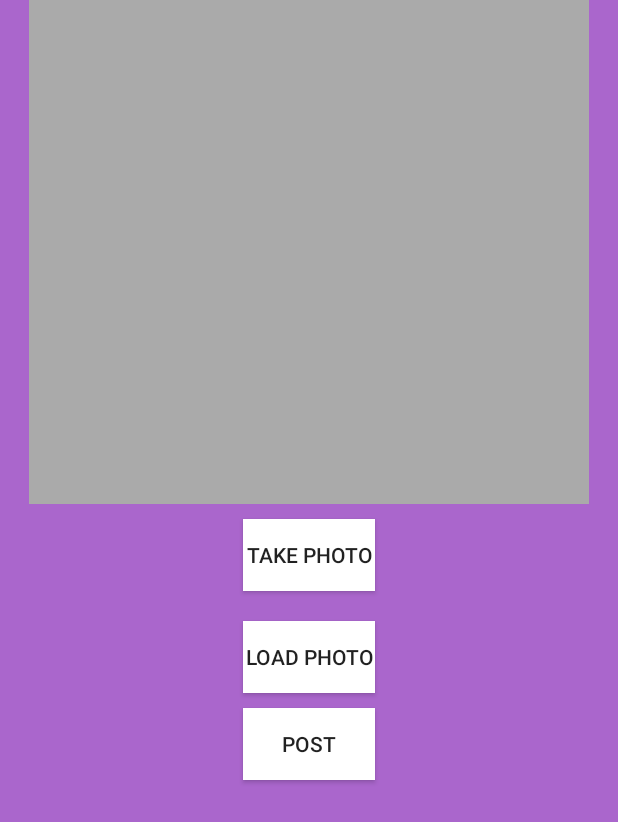
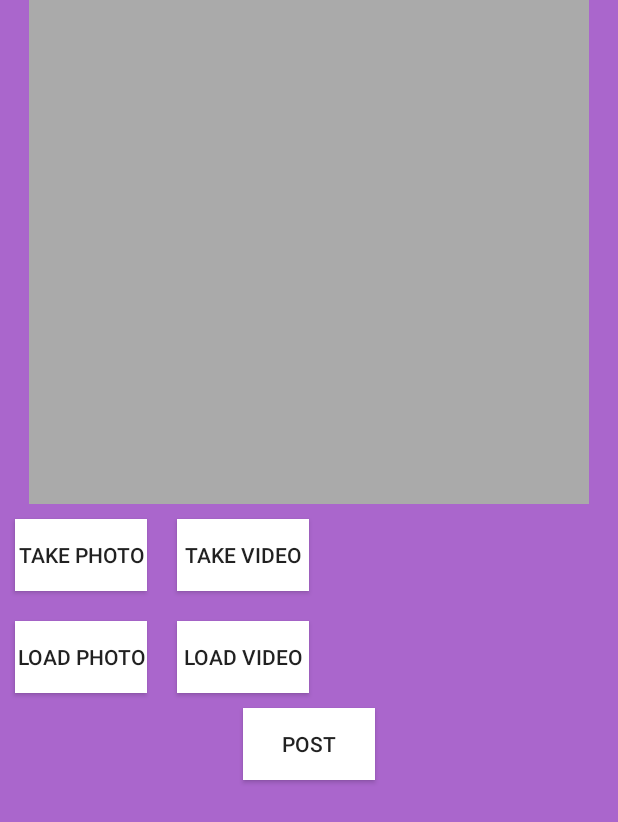
Before and after one commit to perryhealy/BaddieManager, an Android app: the layout photo_capture.xml on its own in the app's theme, with its tools: preview values and no code run, on a phone screen of 412 x 824 dp. Shown: the top 822 px of the screen. Run offline under Robolectric (Android 15) with nearby library versions, the phone set to English and light mode, and no system bars.

Commit message:
made buttons for videos
they dont do anything yet lol

```diff
--- a/app/src/main/java/com/example/baddiemanager/MainActivity.java
+++ b/app/src/main/java/com/example/baddiemanager/MainActivity.java
@@ -35,13 +35,20 @@ public class MainActivity extends AppCompatActivity {
         // 1: TAKE PHOTO
         // 2: INSTAGRAM
         // 3: FACEBOOK
+        // 4: VIDEO
 
+    // TODO figure out how to send videos to both platforms
     Bitmap bitty = null;
     byte[] byteArray = null;
     private static final int WRITE_CODE = 1600;
     boolean havePermission = false;
     Uri bittyToUri = null;
     Uri sticky = null;
+    public static int LOAD_PHOTO = 0;
+    public static int TAKE_PHOTO = 1;
+    public static int INSTAGRAM_STORY = 2;
+    public static int FACEBOOK_STORY = 3;
+    public static int VIDEO = 4;
 
     @Override
     protected void onCreate(Bundle savedInstanceState) {
@@ -97,7 +104,6 @@ public class MainActivity extends AppCompatActivity {
 
             // STEP TWO:  SEND ALL THE INFO VIA INTENTS
                 // INSTAGRAM
-
             Intent intent = new Intent("com.instagram.share.ADD_TO_STORY");
             intent.setDataAndType(bittyToUri, getContentResolver().getType(bittyToUri));
             intent.putExtra("interactive_asset_uri", sticky);
@@ -108,7 +114,7 @@ public class MainActivity extends AppCompatActivity {
             } catch (ActivityNotFoundException e) {
                 Toast.makeText(getApplicationContext(), "Please download Instagram!", Toast.LENGTH_SHORT).show();
             }
-            // JUMPS TO ONACTIVITYRESULT, THEN RUNS FBPOST
+            // JUMPS TO ONACTIVITYRESULT, THEN RUNS FBPOST FOR FACEBOOK
 
         }
 
@@ -139,10 +145,20 @@ public class MainActivity extends AppCompatActivity {
         startActivityForResult(x, 1);
     }
 
+    public void videoCamera(View v) {
+        Intent x = new Intent(MediaStore.ACTION_VIDEO_CAPTURE);
+        startActivityForResult(x, VIDEO);
+
+    }
+
     public void load(View v) {
         Intent photoPickerIntent = new Intent(Intent.ACTION_PICK);
         photoPickerIntent.setType("image/*");
         startActivityForResult(photoPickerIntent, 0);
+    }
+
+    public void loadVideo(View v) {
+        // TODO make this shit do something
     }
 
     protected void onActivityResult(int rc, int resc, Intent data) {
@@ -180,6 +196,8 @@ public class MainActivity extends AppCompatActivity {
 
         } else if (rc == 2){
             fbPost();
+        } else if (rc == 4) {
+            // TODO video saving stuff
         }
     }
 
--- a/app/src/main/res/layout/photo_capture.xml
+++ b/app/src/main/res/layout/photo_capture.xml
@@ -15,6 +15,11 @@
         android:layout_gravity="center"
         android:background="@android:color/darker_gray" />
 
+    <LinearLayout
+        android:layout_width="wrap_content"
+        android:layout_height="wrap_content"
+        android:orientation="horizontal">
+
         <Button
             android:id="@+id/capture"
             android:layout_width="wrap_content"
@@ -24,6 +29,24 @@
             android:background="@android:color/white"
             android:onClick="camera"
             android:text="Take Photo" />
+
+        <Button
+            android:layout_width="wrap_content"
+            android:layout_height="wrap_content"
+            android:text="Take Video"
+            android:id="@+id/video"
+            android:onClick="videoCamera"
+            android:layout_gravity="center"
+            android:background="@android:color/white"
+            android:layout_margin="10dp"
+            />
+
+    </LinearLayout>
+
+    <LinearLayout
+        android:layout_width="wrap_content"
+        android:layout_height="wrap_content"
+        android:orientation="horizontal">
 
         <Button
             android:id="@+id/load"
@@ -36,6 +59,21 @@
             android:layout_gravity="center" />
 
         <Button
+            android:id="@+id/loadVideo"
+            android:layout_width="wrap_content"
+            android:layout_height="wrap_content"
+            android:text="Load Video"
+            android:background="@android:color/white"
+            android:layout_margin="10dp"
+            android:onClick="loadVideo"
+            android:layout_gravity="center" />
+
+    </LinearLayout>
+
+
+
+
+    <Button
         android:layout_width="wrap_content"
         android:layout_height="wrap_content"
         android:id="@+id/post"
```
Lines whose indentation alone changed are shown as unchanged.
